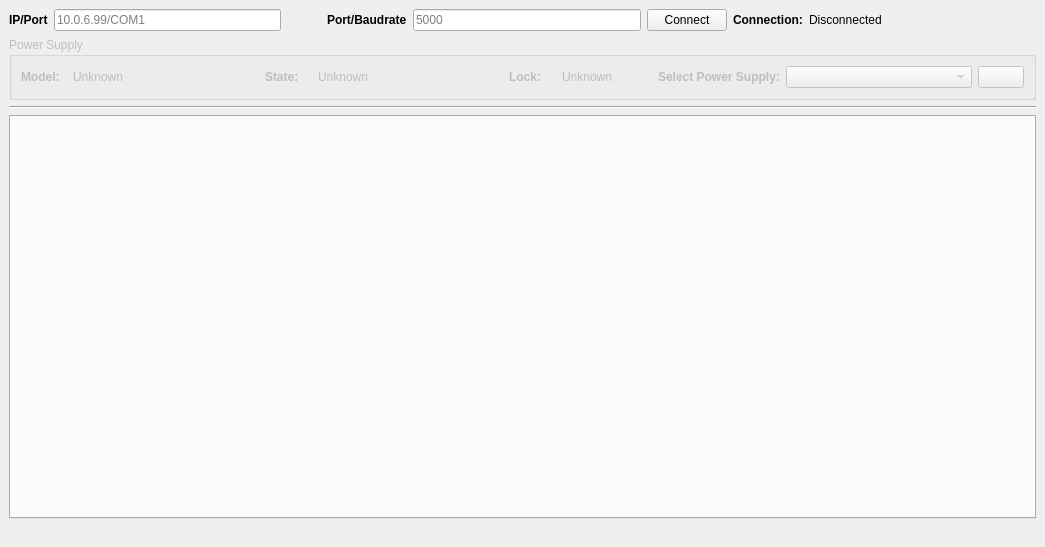
Qt form src/ui/main.ui (cnpem-emi/pemi) before a commit.
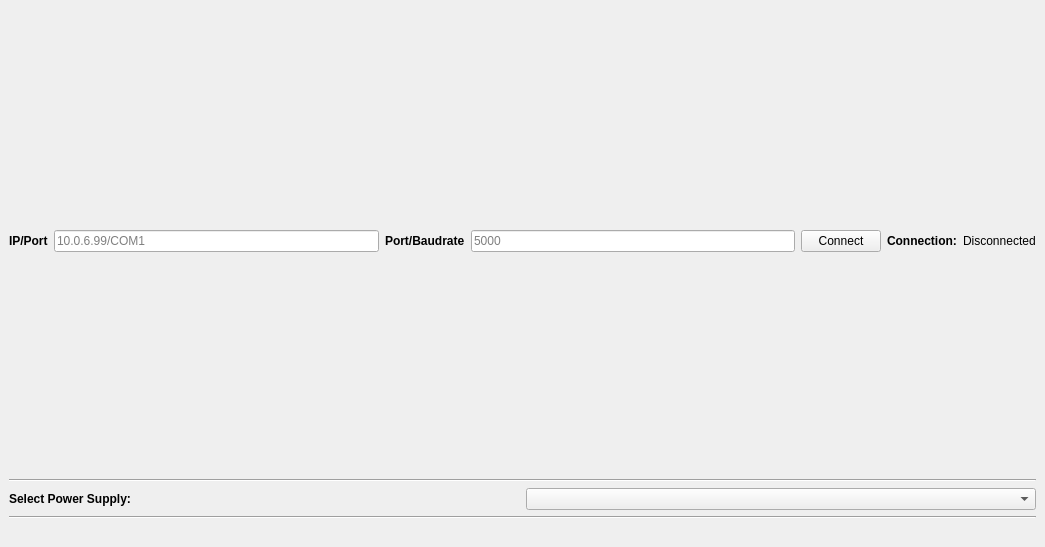
The same form after that commit.

What changed in the file:
```diff
--- a/src/ui/main.ui
+++ b/src/ui/main.ui
@@ -2,6 +2,9 @@
 <ui version="4.0">
  <class>MainWindow</class>
  <widget class="QMainWindow" name="MainWindow">
+  <property name="enabled">
+   <bool>true</bool>
+  </property>
   <property name="geometry">
    <rect>
     <x>0</x>
@@ -17,39 +20,32 @@
    <bool>false</bool>
   </property>
   <widget class="QWidget" name="centralwidget">
+   <property name="enabled">
+    <bool>true</bool>
+   </property>
    <layout class="QGridLayout" name="gridLayout">
-    <item row="2" column="0">
-     <widget class="Line" name="line">
-      <property name="orientation">
-       <enum>Qt::Horizontal</enum>
-      </property>
-     </widget>
-    </item>
     <item row="3" column="0">
-     <layout class="QVBoxLayout" name="verticalLayout_2">
+     <layout class="QHBoxLayout" name="horizontalLayout_2">
       <item>
-       <widget class="QTabWidget" name="tabs">
-        <property name="enabled">
-         <bool>false</bool>
+       <widget class="QLabel" name="addressLabel">
+        <property name="font">
+         <font>
+          <weight>75</weight>
+          <bold>true</bold>
+         </font>
         </property>
-        <property name="tabPosition">
-         <enum>QTabWidget::North</enum>
-        </property>
-        <property name="tabShape">
-         <enum>QTabWidget::Rounded</enum>
-        </property>
-        <property name="currentIndex">
-         <number>-1</number>
-        </property>
-        <property name="tabBarAutoHide">
-         <bool>false</bool>
+        <property name="text">
+         <string>Select Power Supply:</string>
         </property>
        </widget>
       </item>
+      <item>
+       <widget class="QComboBox" name="addressBox"/>
+      </item>
      </layout>
     </item>
-    <item row="0" column="0">
-     <layout class="QHBoxLayout" name="horizontalLayout" stretch="0,1,0,0,1,0,0,1">
+    <item row="1" column="0">
+     <layout class="QHBoxLayout" name="connectLayout">
       <item>
        <widget class="QLabel" name="label_3">
         <property name="font">
@@ -71,20 +67,7 @@
        </widget>
       </item>
       <item>
-       <spacer name="horizontalSpacer_2">
-        <property name="orientation">
-         <enum>Qt::Horizontal</enum>
-        </property>
-        <property name="sizeHint" stdset="0">
-         <size>
-          <width>40</width>
-          <height>20</height>
-         </size>
-        </property>
-       </spacer>
-      </item>
-      <item>
-       <widget class="QLabel" name="label_4">
+       <widget class="QLabel" name="portLabel">
         <property name="font">
          <font>
           <weight>75</weight>
@@ -132,117 +115,22 @@
       </item>
      </layout>
     </item>
-    <item row="1" column="0">
-     <layout class="QHBoxLayout" name="horizontalLayout_2">
-      <item>
-       <widget class="QGroupBox" name="detailsGroupBox">
-        <property name="enabled">
-         <bool>false</bool>
-        </property>
-        <property name="title">
-         <string>Power Supply</string>
-        </property>
-        <layout class="QHBoxLayout" name="psLayout" stretch="1,4,1,4,1,1,0,1,4,1">
-         <item>
-          <widget class="QLabel" name="label_6">
-           <property name="font">
-            <font>
-             <weight>75</weight>
-             <bold>true</bold>
-            </font>
-           </property>
-           <property name="text">
-            <string>Model:</string>
-           </property>
-          </widget>
-         </item>
-         <item>
-          <widget class="QLabel" name="psModelLabel">
-           <property name="text">
-            <string>Unknown</string>
-           </property>
-          </widget>
-         </item>
-         <item>
-          <widget class="QLabel" name="label_2">
-           <property name="font">
-            <font>
-             <weight>75</weight>
-             <bold>true</bold>
-            </font>
-           </property>
-           <property name="text">
-            <string>State:</string>
-           </property>
-          </widget>
-         </item>
-         <item>
-          <widget class="QLabel" name="stateLabel">
-           <property name="text">
-            <string>Unknown</string>
-           </property>
-          </widget>
-         </item>
-         <item>
-          <widget class="QLabel" name="label_7">
-           <property name="font">
-            <font>
-             <weight>75</weight>
-             <bold>true</bold>
-            </font>
-           </property>
-           <property name="text">
-            <string>Lock:</string>
-           </property>
-          </widget>
-         </item>
-         <item>
-          <widget class="QLabel" name="lockLabel">
-           <property name="text">
-            <string>Unknown</string>
-           </property>
-          </widget>
-         </item>
-         <item>
-          <spacer name="horizontalSpacer">
-           <property name="orientation">
-            <enum>Qt::Horizontal</enum>
-           </property>
-           <property name="sizeHint" stdset="0">
-            <size>
-             <width>40</width>
-             <height>20</height>
-            </size>
-           </property>
-          </spacer>
-         </item>
-         <item>
-          <widget class="QLabel" name="label">
-           <property name="font">
-            <font>
-             <weight>75</weight>
-             <bold>true</bold>
-            </font>
-           </property>
-           <property name="text">
-            <string>Select Power Supply:</string>
-           </property>
-          </widget>
-         </item>
-         <item>
-          <widget class="QComboBox" name="addressCombobox"/>
-         </item>
-         <item>
-          <widget class="QPushButton" name="lockButton">
-           <property name="text">
-            <string/>
-           </property>
-          </widget>
-         </item>
-        </layout>
-       </widget>
-      </item>
-     </layout>
+    <item row="6" column="0">
+     <layout class="QVBoxLayout" name="tabLayout"/>
+    </item>
+    <item row="5" column="0">
+     <widget class="Line" name="line">
+      <property name="orientation">
+       <enum>Qt::Horizontal</enum>
+      </property>
+     </widget>
+    </item>
+    <item row="2" column="0">
+     <widget class="Line" name="line_2">
+      <property name="orientation">
+       <enum>Qt::Horizontal</enum>
+      </property>
+     </widget>
     </item>
    </layout>
   </widget>
```
Left out of the diff: 4 changed lines with no effect on the pictures.
